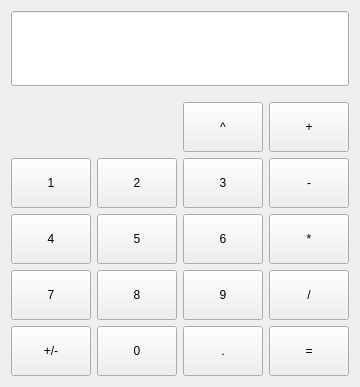
The window that calculatorwindow.ui (Hibanaw/QtCalculator) describes before a commit, drawn with Qt 5.
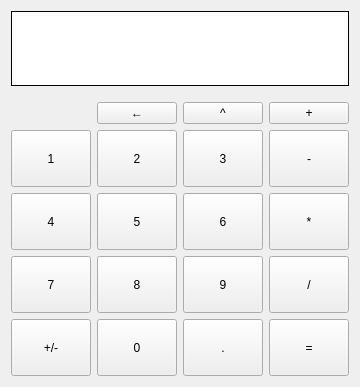
The same window after the commit. Icons and pictures are not drawn.

```diff
--- a/calculatorwindow.ui
+++ b/calculatorwindow.ui
@@ -23,12 +23,15 @@
    <item>
     <layout class="QVBoxLayout" name="verticalLayout_2">
      <item>
-      <widget class="QLineEdit" name="lineEdit">
-       <property name="sizePolicy">
-        <sizepolicy hsizetype="Expanding" vsizetype="Maximum">
-         <horstretch>0</horstretch>
-         <verstretch>0</verstretch>
-        </sizepolicy>
+      <widget class="QLabel" name="label">
+       <property name="enabled">
+        <bool>true</bool>
+       </property>
+       <property name="minimumSize">
+        <size>
+         <width>0</width>
+         <height>30</height>
+        </size>
        </property>
        <property name="maximumSize">
         <size>
@@ -39,9 +42,21 @@
        <property name="font">
         <font>
          <family>Consolas</family>
-         <pointsize>18</pointsize>
+         <pointsize>12</pointsize>
         </font>
        </property>
+       <property name="styleSheet">
+        <string notr="true">background-color: rgb(255, 255, 255);</string>
+       </property>
+       <property name="frameShape">
+        <enum>QFrame::Panel</enum>
+       </property>
+       <property name="text">
+        <string/>
+       </property>
+       <property name="textInteractionFlags">
+        <set>Qt::LinksAccessibleByMouse|Qt::TextSelectableByKeyboard|Qt::TextSelectableByMouse</set>
+       </property>
       </widget>
      </item>
      <item>
@@ -353,6 +368,16 @@
          </property>
         </widget>
        </item>
+       <item row="1" column="1">
+        <widget class="QPushButton" name="backspaceButton">
+         <property name="text">
+          <string>←</string>
+         </property>
+         <property name="shortcut">
+          <string>Backspace</string>
+         </property>
+        </widget>
+       </item>
       </layout>
      </item>
     </layout>
```
Left out of the diff: 59 changed lines with no effect on the pictures.
